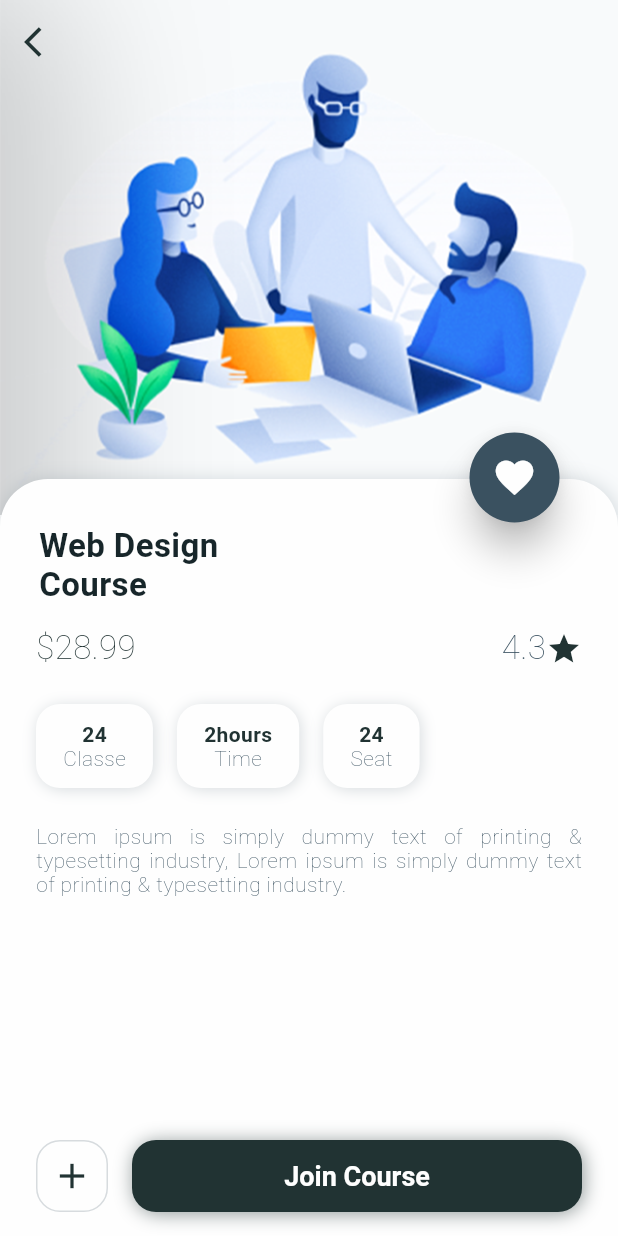
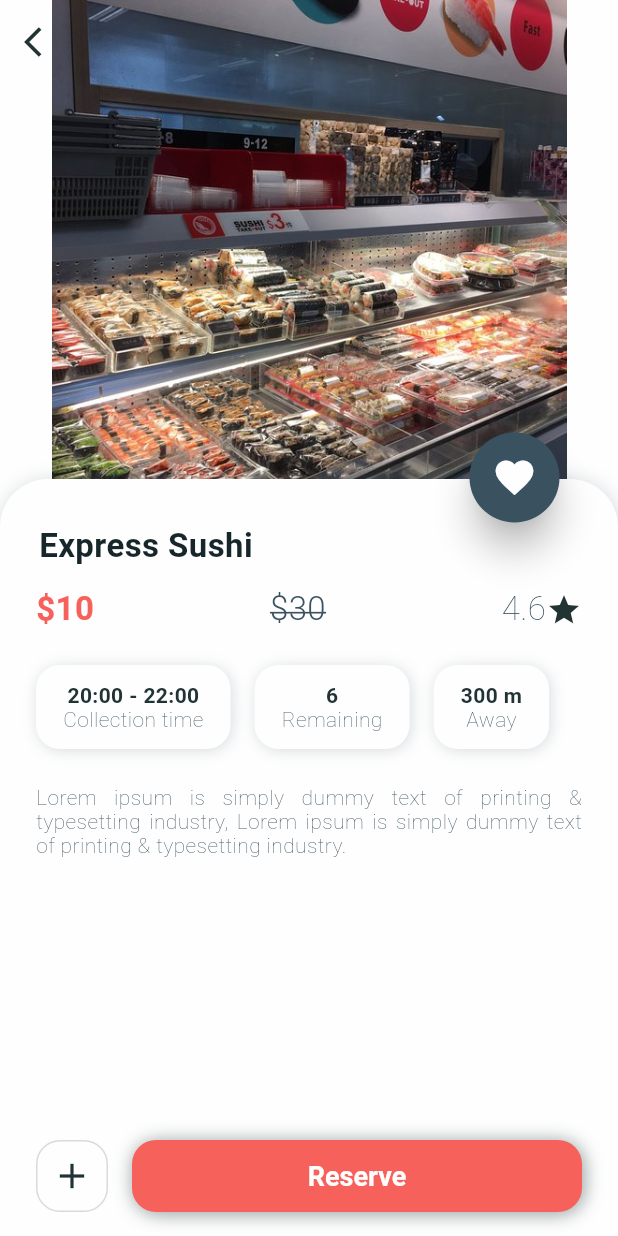
Before and after one commit to ivanmang/eatchy, a Flutter app: the CourseInfoScreen screen opened directly, on a phone screen of 412 x 824 dp. Run offline on Flutter 3.47's test engine with Material 2 defaults, Android fonts, the phone set to English and light mode, and no system bars.

Commit message:
Added info

```diff
--- a/lib/course_info_screen.dart
+++ b/lib/course_info_screen.dart
@@ -1,4 +1,5 @@
 import 'package:eatchy/app_theme.dart';
+import 'package:flutter/cupertino.dart';
 import 'package:flutter/material.dart';
 
 class CourseInfoScreen extends StatefulWidget {
@@ -56,7 +57,7 @@ class _CourseInfoScreenState extends State<CourseInfoScreen>
               children: <Widget>[
                 AspectRatio(
                   aspectRatio: 1.2,
-                  child: Image.asset('assets/images/webInterFace.png'),
+                  child: Image.asset('assets/images/esushi.jpg'),
                 ),
               ],
             ),
@@ -95,7 +96,7 @@ class _CourseInfoScreenState extends State<CourseInfoScreen>
                             padding: const EdgeInsets.only(
                                 top: 32.0, left: 18, right: 16),
                             child: Text(
-                              'Web Design\nCourse',
+                              'Express Sushi',
                               textAlign: TextAlign.left,
                               style: TextStyle(
                                 fontWeight: FontWeight.w600,
@@ -112,21 +113,32 @@ class _CourseInfoScreenState extends State<CourseInfoScreen>
                               mainAxisAlignment: MainAxisAlignment.spaceBetween,
                               crossAxisAlignment: CrossAxisAlignment.center,
                               children: <Widget>[
-                                Text(
-                                  '\$28.99',
+                                 Text(
+                                  '\$10',
                                   textAlign: TextAlign.left,
                                   style: TextStyle(
-                                    fontWeight: FontWeight.w200,
+                                    fontWeight: FontWeight.bold,
                                     fontSize: 22,
                                     letterSpacing: 0.27,
-                                    color: AppTheme.nearlyBlack,
+                                    color: AppTheme.light_red,
+                                  ),
+                                ),
+                                Text(
+                                  '\$30',
+                                  textAlign: TextAlign.left,
+                                  style: TextStyle(
+                                    fontWeight: FontWeight.w300,
+                                    fontSize: 22,
+                                    letterSpacing: 0.27,
+                                    color: AppTheme.grey,
+                                    decoration: TextDecoration.lineThrough
                                   ),
                                 ),
                                 Container(
                                   child: Row(
                                     children: <Widget>[
                                       Text(
-                                        '4.3',
+                                        '4.6',
                                         textAlign: TextAlign.left,
                                         style: TextStyle(
                                           fontWeight: FontWeight.w200,
@@ -153,9 +165,9 @@ class _CourseInfoScreenState extends State<CourseInfoScreen>
                               padding: const EdgeInsets.all(8),
                               child: Row(
                                 children: <Widget>[
-                                  getTimeBoxUI('24', 'Classe'),
-                                  getTimeBoxUI('2hours', 'Time'),
-                                  getTimeBoxUI('24', 'Seat'),
+                                  getTimeBoxUI('20:00 - 22:00', 'Collection time'),
+                                  getTimeBoxUI('6', 'Remaining'),
+                                  getTimeBoxUI('300 m', 'Away'),
                                 ],
                               ),
                             ),
@@ -219,7 +231,7 @@ class _CourseInfoScreenState extends State<CourseInfoScreen>
                                     child: Container(
                                       height: 48,
                                       decoration: BoxDecoration(
-                                        color: AppTheme.nearlyBlack,
+                                        color: AppTheme.light_red,
                                         borderRadius: const BorderRadius.all(
                                           Radius.circular(16.0),
                                         ),
@@ -233,7 +245,7 @@ class _CourseInfoScreenState extends State<CourseInfoScreen>
                                       ),
                                       child: Center(
                                         child: Text(
-                                          'Join Course',
+                                          'Reserve',
                                           textAlign: TextAlign.left,
                                           style: TextStyle(
                                             fontWeight: FontWeight.w600,
```
